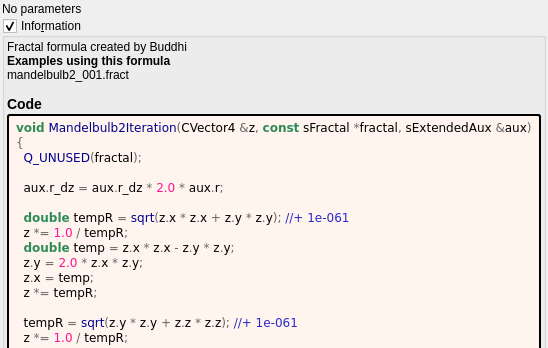
Before: the Qt Designer form mandelbulber2/formula/ui/mandelbulb2.ui in buddhi1980/mandelbulber2, drawn with Qt 5; both pictures show x 0 to 548 and y 0 to 348 of the 548 by 621 pixel window.
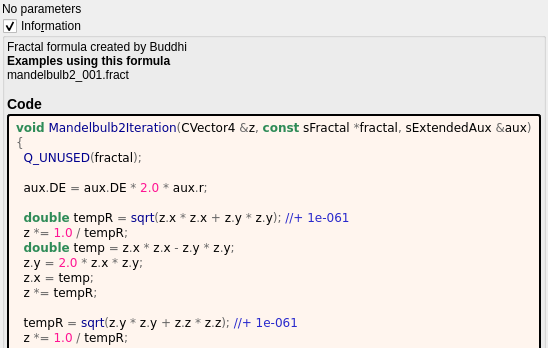
After: the same form once the commit is applied. Custom widgets are drawn as their Qt base class.

Diff of the .ui file:
```diff
--- a/mandelbulber2/formula/ui/mandelbulb2.ui
+++ b/mandelbulber2/formula/ui/mandelbulb2.ui
@@ -92,7 +92,7 @@
 &lt;span style=&quot;color:#676767&quot;&gt;{&lt;/span&gt;
   &lt;span style=&quot;color:#00008f&quot;&gt;Q_UNUSED&lt;/span&gt;&lt;span style=&quot;color:#676767&quot;&gt;(&lt;/span&gt;fractal&lt;span style=&quot;color:#676767&quot;&gt;);&lt;/span&gt;
 
-  aux&lt;span style=&quot;color:#676767&quot;&gt;.&lt;/span&gt;r_dz &lt;span style=&quot;color:#676767&quot;&gt;=&lt;/span&gt; aux&lt;span style=&quot;color:#676767&quot;&gt;.&lt;/span&gt;r_dz &lt;span style=&quot;color:#676767&quot;&gt;*&lt;/span&gt; &lt;span style=&quot;color:#ff1493&quot;&gt;2.0&lt;/span&gt; &lt;span style=&quot;color:#676767&quot;&gt;*&lt;/span&gt; aux&lt;span style=&quot;color:#676767&quot;&gt;.&lt;/span&gt;r&lt;span style=&quot;color:#676767&quot;&gt;;&lt;/span&gt;
+  aux&lt;span style=&quot;color:#676767&quot;&gt;.&lt;/span&gt;DE &lt;span style=&quot;color:#676767&quot;&gt;=&lt;/span&gt; aux&lt;span style=&quot;color:#676767&quot;&gt;.&lt;/span&gt;DE &lt;span style=&quot;color:#676767&quot;&gt;*&lt;/span&gt; &lt;span style=&quot;color:#ff1493&quot;&gt;2.0&lt;/span&gt; &lt;span style=&quot;color:#676767&quot;&gt;*&lt;/span&gt; aux&lt;span style=&quot;color:#676767&quot;&gt;.&lt;/span&gt;r&lt;span style=&quot;color:#676767&quot;&gt;;&lt;/span&gt;
 
   &lt;span style=&quot;color:#2e8b57; font-weight:bold&quot;&gt;double&lt;/span&gt; tempR &lt;span style=&quot;color:#676767&quot;&gt;=&lt;/span&gt; &lt;span style=&quot;color:#00008f&quot;&gt;sqrt&lt;/span&gt;&lt;span style=&quot;color:#676767&quot;&gt;(&lt;/span&gt;z&lt;span style=&quot;color:#676767&quot;&gt;.&lt;/span&gt;x &lt;span style=&quot;color:#676767&quot;&gt;*&lt;/span&gt; z&lt;span style=&quot;color:#676767&quot;&gt;.&lt;/span&gt;x &lt;span style=&quot;color:#676767&quot;&gt;+&lt;/span&gt; z&lt;span style=&quot;color:#676767&quot;&gt;.&lt;/span&gt;y &lt;span style=&quot;color:#676767&quot;&gt;*&lt;/span&gt; z&lt;span style=&quot;color:#676767&quot;&gt;.&lt;/span&gt;y&lt;span style=&quot;color:#676767&quot;&gt;);&lt;/span&gt; &lt;span style=&quot;color:#2929cc&quot;&gt;//+ 1e-061&lt;/span&gt;
   z &lt;span style=&quot;color:#676767&quot;&gt;*=&lt;/span&gt; &lt;span style=&quot;color:#ff1493&quot;&gt;1.0&lt;/span&gt; &lt;span style=&quot;color:#676767&quot;&gt;/&lt;/span&gt; tempR&lt;span style=&quot;color:#676767&quot;&gt;;&lt;/span&gt;
```
